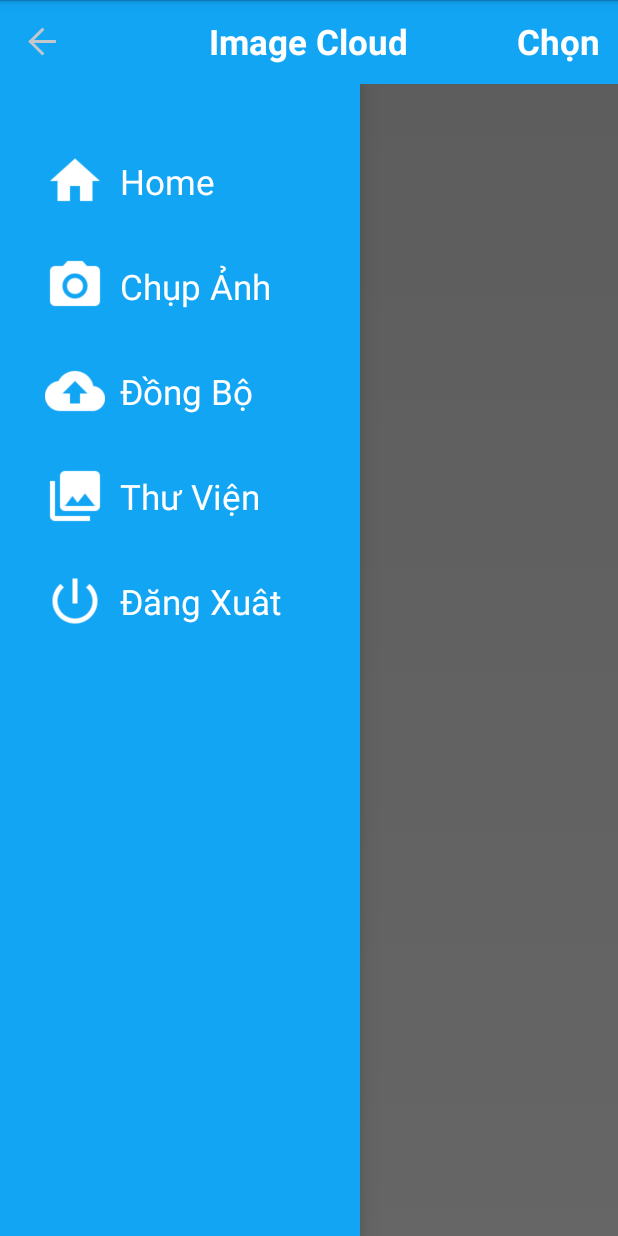
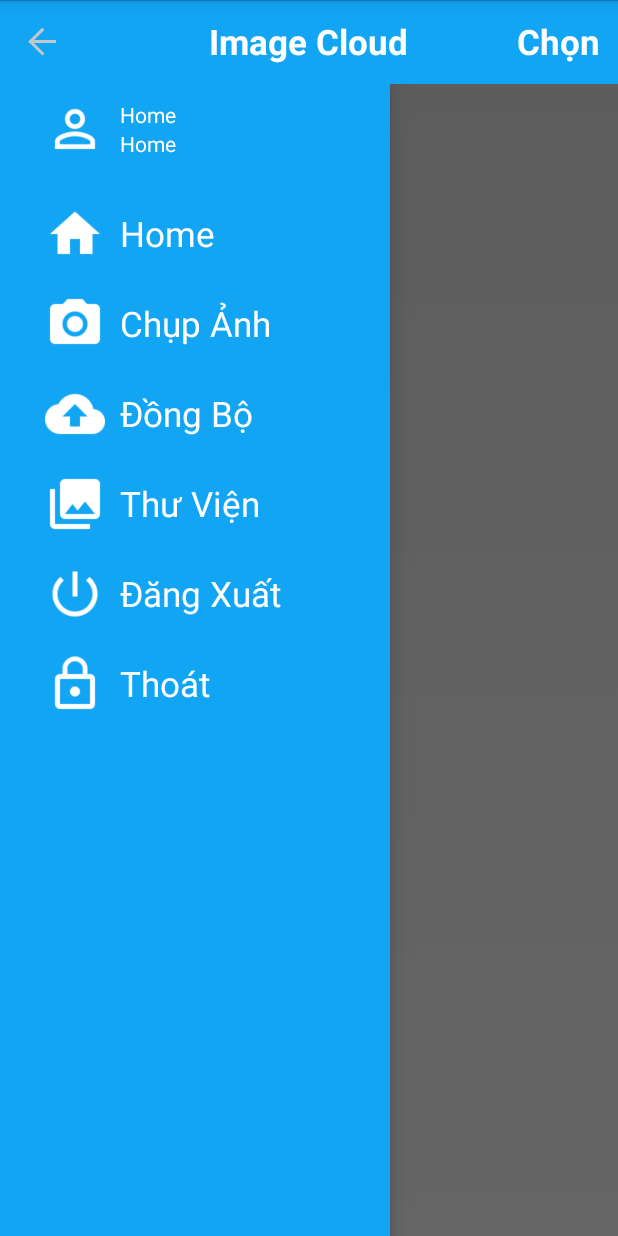
Before and after one commit to sonlv-enguys/ImageCloud, an Android app: the screen it shows after launch (MainActivity), with the side drawer open, on a phone screen of 412 x 824 dp. Run offline under Robolectric (Android 15) with nearby library versions, the phone set to English and light mode, and no system bars; libraries missing offline, so code that uses them is left out: com.androidquery, com.androidquery.callback, com.androidquery.util, com.telpoo.frame; plain views replace SmoothProgressBar; 11 statements that could not run were skipped.

Commit message:
fix app 2-8

```diff
--- a/app/src/main/java/com/startup/imagecloud/MainActivity.java
+++ b/app/src/main/java/com/startup/imagecloud/MainActivity.java
@@ -64,7 +64,7 @@ public class MainActivity extends FragmentActivity {
     DrawerLayout drawer;
     private float offset;
     private boolean flipped;
-    TextView txtCapture, txtHome, txtLogout, txtLibrary, txtSync;
+    TextView txtCapture, txtHome, txtLogout, txtLibrary, txtSync, txtExit;
     ImageView imgMenu;
     AQuery aQuery;
     Dialog dialog = null;
@@ -82,6 +82,7 @@ public class MainActivity extends FragmentActivity {
         txtHome = (TextView) findViewById(R.id.txt_home);
         txtLogout = (TextView) findViewById(R.id.txt_logout);
         txtLibrary = (TextView) findViewById(R.id.txt_library);
+        txtExit = (TextView) findViewById(R.id.txt_exit);
         txtSync = (TextView) findViewById(R.id.txt_sync);
         final Resources resources = getResources();
 
@@ -135,6 +136,12 @@ public class MainActivity extends FragmentActivity {
                 updateView(new CaptureFragment());
             }
         });
+        txtExit.setOnClickListener(new View.OnClickListener() {
+            @Override
+            public void onClick(View v) {
+                finish();
+            }
+        });
         txtLogout.setOnClickListener(new View.OnClickListener() {
             @Override
             public void onClick(View v) {
@@ -156,6 +163,7 @@ public class MainActivity extends FragmentActivity {
         aQuery = new AQuery(this);
         updateView(new HomeFragment());
         checkLogin();
+        updateUserInfo();
 
     }
 
@@ -170,9 +178,9 @@ public class MainActivity extends FragmentActivity {
 
     public void checkLogin() {
         String username = mSPrSupport.getString("username", this);
-        String password = mSPrSupport.getString("password", this);
-        String url = MyUrl.login + "code=" + username + "&password=" + password;
-        aQuery.ajax(url, XmlDom.class, this, "checkLoginCallback");
+        if (username.equals("")) {
+            showDialogLogin();
+        }
     }
 
     public void showDialogLogout() {
@@ -184,6 +192,7 @@ public class MainActivity extends FragmentActivity {
                         dialog.cancel();
                         mSPrSupport.save("username", "", getApplicationContext());
                         mSPrSupport.save("password", "", getApplicationContext());
+                        mSPrSupport.save("employeeId", "", getApplicationContext());
                         finish();
                     }
                 });
@@ -245,17 +254,6 @@ public class MainActivity extends FragmentActivity {
 
     }
 
-    //Login t? ??ng
-    public void checkLoginCallback(String url, XmlDom data, AjaxStatus status) {
-        Log.d("loginCallback", data.text("employeeId") + " : " + url);
-        if (status.getCode() == 200 && data.text("employeeId").equals("0")) {
-            showDialogLogin();
-        }
-        if (status.getCode() == 200 && !data.text("employeeId").equals("0")) {
-            mSPrSupport.save("employeeId", data.text("employeeId"), getApplication());
-            mSPrSupport.save("name", data.text("name"), getApplication());
-        }
-    }
 
     //Login t? form
     public void loginCallback(String url, XmlDom data, AjaxStatus status) {
@@ -267,12 +265,18 @@ public class MainActivity extends FragmentActivity {
             Toast.makeText(this, getString(R.string.login_true), Toast.LENGTH_SHORT).show();
             mSPrSupport.save("employeeId", data.text("employeeId"), getApplication());
             mSPrSupport.save("name", data.text("name"), getApplication());
+            updateUserInfo();
             dialog.dismiss();
         }
         if (status.getCode() == 200 && data.text("employeeId").equals("0")) {
             Toast.makeText(this, getString(R.string.login_false), Toast.LENGTH_SHORT).show();
         }
 
+    }
+
+    public void updateUserInfo() {
+        aQuery.id(R.id.txt_name).text(mSPrSupport.getString("name", getApplication()));
+        aQuery.id(R.id.txt_id).text(mSPrSupport.getString("username", getApplication()));
     }
 
     @Override
@@ -301,13 +305,12 @@ public class MainActivity extends FragmentActivity {
     private BroadcastReceiver mMessageReceiver = new BroadcastReceiver() {
         @Override
         public void onReceive(Context context, Intent intent) {
-            String sms=intent.getStringExtra("sms");
+            String sms = intent.getStringExtra("sms");
 //            Log.d("mMessageReceiver", sms);
-            if(sms.equals("start"))aQuery.id(R.id.progress).visibility(View.VISIBLE);
-            if(sms.equals("end"))aQuery.id(R.id.progress).visibility(View.GONE);
+            if (sms.equals("start")) aQuery.id(R.id.progress).visibility(View.VISIBLE);
+            if (sms.equals("end")) aQuery.id(R.id.progress).visibility(View.GONE);
         }
     };
 
 
-
 }
--- a/app/src/main/java/com/startup/imagecloud/service/SyncService.java
+++ b/app/src/main/java/com/startup/imagecloud/service/SyncService.java
@@ -72,7 +72,7 @@ public class SyncService extends IntentService {
                  * Show notification for device
                  */
     private void showNotification(String notificationContent, Boolean isVibrate) {
-        String notificationTitle = "Image Cound";
+        String notificationTitle = getString(R.string.app_name);
 
         // large icon for notification,normally use App icon
         Bitmap largeIcon = BitmapFactory.decodeResource(getResources(),
--- a/app/src/main/res/layout/fragment_caprute.xml
+++ b/app/src/main/res/layout/fragment_caprute.xml
@@ -9,6 +9,6 @@
         android:id="@+id/image_preview"
         android:layout_width="match_parent"
         android:layout_height="match_parent"
-        android:scaleType="fitXY"/>
+        android:scaleType="centerCrop"/>
 
 </LinearLayout>
--- a/app/src/main/res/layout/home_view.xml
+++ b/app/src/main/res/layout/home_view.xml
@@ -78,20 +78,68 @@
             android:layout_width="match_parent"
             android:layout_height="match_parent" />
 
-
         <LinearLayout
+            android:layout_gravity="start"
             android:id="@+id/layout_menu"
             android:layout_width="@dimen/menu_width"
             android:layout_height="match_parent"
-            android:layout_gravity="start"
             android:background="@color/bg"
             android:orientation="vertical"
-            android:paddingLeft="@dimen/menu_margin_left"
-            android:paddingTop="@dimen/menu_margin_top">
+            android:paddingLeft="@dimen/menu_margin_left">
+        <ScrollView
+            android:id="@+id/scroll"
+            android:layout_width="@dimen/menu_width"
+            android:layout_height="match_parent"
+           >
 
             <LinearLayout
                 android:layout_width="match_parent"
-                android:layout_height="@dimen/menu_item_height">
+                android:layout_height="match_parent"
+                android:orientation="vertical">
+
+                <RelativeLayout
+                    android:layout_width="match_parent"
+                    android:layout_height="wrap_content">
+
+                    <RelativeLayout
+                        android:id="@+id/layout_avata"
+                        android:layout_width="@dimen/menu_layout_icon_size"
+                        android:layout_height="@dimen/menu_item_height"
+                        android:layout_centerVertical="true">
+
+                        <ImageView
+                            android:layout_width="@dimen/menu_icon_size"
+                            android:layout_height="@dimen/menu_icon_size"
+                            android:layout_centerVertical="true"
+                            android:scaleType="fitXY"
+                            android:src="@drawable/ic_user" />
+                    </RelativeLayout>
+
+                    <LinearLayout
+                        android:layout_width="match_parent"
+                        android:layout_height="wrap_content"
+                        android:layout_centerVertical="true"
+                        android:layout_toRightOf="@+id/layout_avata"
+                        android:orientation="vertical">
+
+                        <TextView
+                            android:id="@+id/txt_name"
+                            style="@style/menu_uer_info_text"
+                            android:text="@string/home" />
+
+                        <TextView
+                            android:id="@+id/txt_id"
+                            style="@style/menu_uer_info_text"
+                            android:text="@string/home" />
+                    </LinearLayout>
+
+
+                </RelativeLayout>
+
+                <LinearLayout
+                    android:layout_width="match_parent"
+                    android:layout_height="@dimen/menu_item_height"
+                    android:layout_marginTop="@dimen/menu_margin_top">
 
                     <RelativeLayout
                         android:layout_width="@dimen/menu_layout_icon_size"
@@ -199,8 +247,32 @@
                         android:text="@string/logout" />
                 </LinearLayout>
 
+                <LinearLayout
+                    android:layout_width="match_parent"
+                    android:layout_marginBottom="@dimen/menu_margin_top"
+                    android:layout_height="@dimen/menu_item_height">
+
+                    <RelativeLayout
+                        android:layout_width="@dimen/menu_layout_icon_size"
+                        android:layout_height="match_parent">
+
+                        <ImageView
+                            android:layout_width="@dimen/menu_icon_size"
+                            android:layout_height="@dimen/menu_icon_size"
+                            android:layout_centerVertical="true"
+                            android:scaleType="fitXY"
+                            android:src="@drawable/ic_exit" />
+                    </RelativeLayout>
+
+                    <TextView
+                        android:id="@+id/txt_exit"
+                        style="@style/menu_text"
+                        android:text="@string/exit" />
                 </LinearLayout>
 
+            </LinearLayout>
+        </ScrollView>
+        </LinearLayout>
     </android.support.v4.widget.DrawerLayout>
 
 </LinearLayout>
--- a/app/src/main/res/layout/preview_dialog.xml
+++ b/app/src/main/res/layout/preview_dialog.xml
@@ -17,8 +17,7 @@
             android:layout_height="match_parent"
             android:layout_above="@+id/layout_bottom"
             android:layout_margin="@dimen/login_item_margin"
-            android:scaleType="fitXY"
-            android:src="@drawable/ic_sync" />
+            android:scaleType="centerCrop" />
 
         <LinearLayout
             android:id="@+id/layout_bottom"
--- a/app/src/main/res/values/dimens.xml
+++ b/app/src/main/res/values/dimens.xml
@@ -13,12 +13,13 @@
 
   //menu
   <dimen name="menu_text_size">23dp</dimen>
+  <dimen name="menu_user_size">14dp</dimen>
   <dimen name="menu_icon_size">40dp</dimen>
   <dimen name="menu_layout_icon_size">50dp</dimen>
-  <dimen name="menu_margin_top">30dp</dimen>
+  <dimen name="menu_margin_top">10dp</dimen>
   <dimen name="menu_margin_left">30dp</dimen>
-  <dimen name="menu_item_height">70dp</dimen>
-  <dimen name="menu_width">240dp</dimen>
+  <dimen name="menu_item_height">60dp</dimen>
+  <dimen name="menu_width">260dp</dimen>
 
   //library
   <dimen name="library_item_height">120dp</dimen>
--- a/app/src/main/res/values/strings.xml
+++ b/app/src/main/res/values/strings.xml
@@ -7,7 +7,8 @@
     <string name="capture">Chụp Ảnh</string>
     <string name="sync">Đồng Bộ</string>
     <string name="library">Thư Viện</string>
-    <string name="logout">Đăng Xuât</string>
+    <string name="logout">Đăng Xuất</string>
+    <string name="exit">Thoát</string>
     <string name="cancel">Hủy</string>
     <string name="delete">Xóa</string>
     <string name="select">Chọn</string>
--- a/app/src/main/res/values/styles.xml
+++ b/app/src/main/res/values/styles.xml
@@ -1,14 +1,15 @@
 <?xml version="1.0" encoding="utf-8"?>
 
 <resources>
-  <style name="SampleTheme" parent="android:Theme.Holo.Light.NoActionBar"/>
+
+    <style name="SampleTheme" parent="android:Theme.Holo.Light.NoActionBar" />
+
     <style name="login_edittext">
         <item name="android:layout_width">fill_parent</item>
         <item name="android:singleLine">true</item>
         <item name="android:layout_height">@dimen/text_height</item>
         <item name="android:paddingLeft">@dimen/drawable_margin</item>
         <item name="android:drawablePadding">@dimen/drawable_margin</item>
-
     </style>
 
     <style name="menu_text">
@@ -17,6 +18,13 @@
         <item name="android:gravity">center</item>
         <item name="android:textColor">@color/white</item>
         <item name="android:textSize">@dimen/menu_text_size</item>
+    </style>
 
+    <style name="menu_uer_info_text">
+        <item name="android:layout_width">wrap_content</item>
+        <item name="android:layout_height">match_parent</item>
+        <item name="android:gravity">center</item>
+        <item name="android:textColor">@color/white</item>
+        <item name="android:textSize">@dimen/menu_user_size</item>
     </style>
 </resources>
```
Also changed, not shown: app/src/main/res/drawable/ic_exit.png (added), app/src/main/res/drawable/ic_user.png (added). Lines whose indentation alone changed are shown as unchanged.
